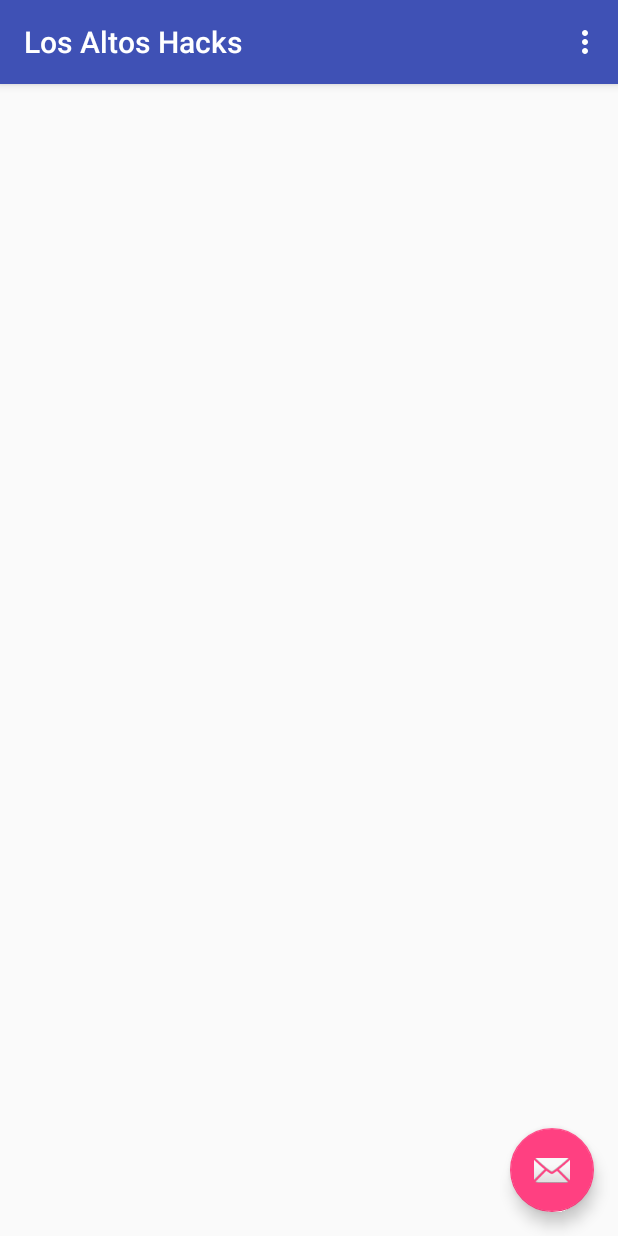
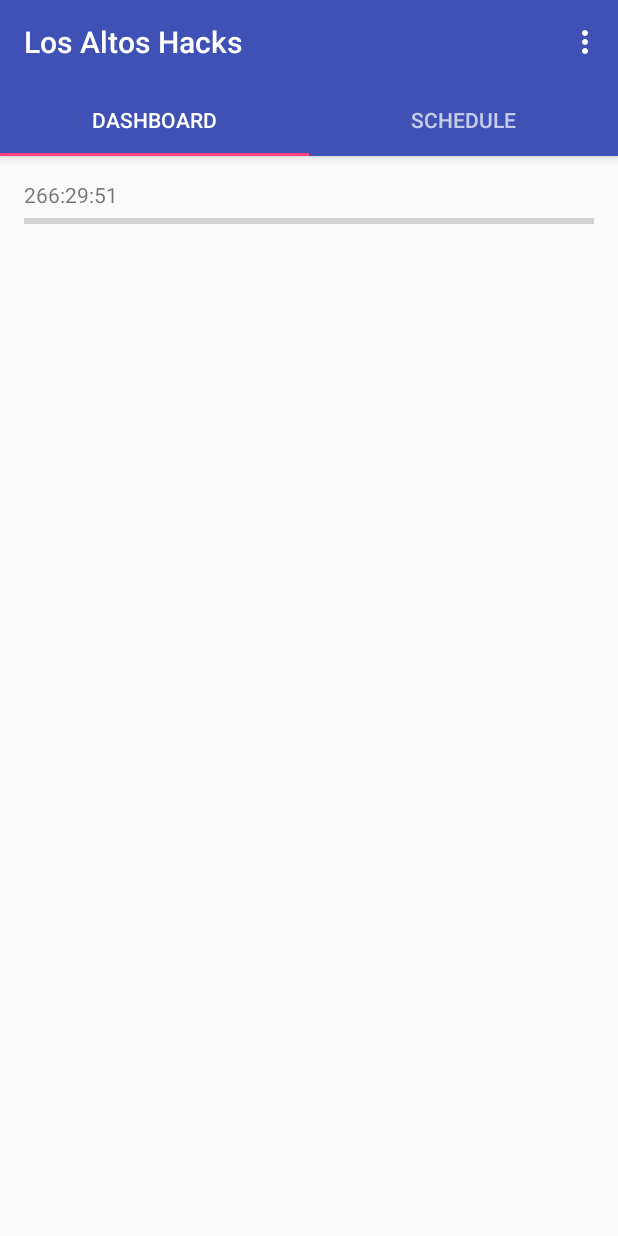
Before and after one commit to LosAltosHacks/losaltoshacks-android, an Android app: the screen it shows after launch (MainActivity), on a phone screen of 412 x 824 dp. Run offline under Robolectric (Android 15) with nearby library versions, the light colour scheme and no system bars.

Commit message:
Add tabs

```diff
--- a/app/src/main/java/com/losaltoshacks/losaltoshacks/MainActivity.java
+++ b/app/src/main/java/com/losaltoshacks/losaltoshacks/MainActivity.java
@@ -1,8 +1,11 @@
 /*
  * Copyright (C) 2016, Los Altos Hacks Team
  *
- * This project is licensed under the ISC license. See the LICENSE file or
- * http://opensource.org/licenses/ISC for a copy.
+ * The following code is a derivative work of code from Suleiman Ali Shakir,
+ * which is licensed under the MIT License. This project is licensed under the
+ * ISC license. See the LICENSE file or http://opensource.org/licenses/ISC.
+ *
+ * Copyright (c) 2015 Suleiman Ali Shakir
  */
 
 package com.losaltoshacks.losaltoshacks;
@@ -11,8 +14,8 @@ import android.app.Dialog;
 import android.content.DialogInterface;
 import android.content.Intent;
 import android.os.Bundle;
-import android.support.design.widget.FloatingActionButton;
-import android.support.design.widget.Snackbar;
+import android.support.design.widget.TabLayout;
+import android.support.v4.view.ViewPager;
 import android.support.v7.app.AppCompatActivity;
 import android.support.v7.widget.Toolbar;
 import android.util.Log;
@@ -33,7 +36,20 @@ public class MainActivity extends AppCompatActivity {
         Toolbar toolbar = (Toolbar) findViewById(R.id.toolbar);
         setSupportActionBar(toolbar);
 
+        ViewPager viewPager = (ViewPager) findViewById(R.id.view_pager);
+        setupViewPager(viewPager);
+
+        TabLayout tabLayout = (TabLayout) findViewById(R.id.tab_layout);
+        tabLayout.setupWithViewPager(viewPager);
+
         checkIfPlayServicesAvailable();
+    }
+
+    private void setupViewPager(ViewPager viewPager) {
+        ViewPagerAdapter viewPagerAdapter = new ViewPagerAdapter(getSupportFragmentManager());
+        viewPagerAdapter.addFragment(new DashboardFragment(), "Dashboard");
+        viewPagerAdapter.addFragment(new ScheduleFragment(), "Schedule");
+        viewPager.setAdapter(viewPagerAdapter);
     }
 
     @Override
--- /dev/null
+++ b/app/src/main/java/com/losaltoshacks/losaltoshacks/ViewPagerAdapter.java
@@ -0,0 +1,42 @@
+/*
+ * Copyright (C) 2016, Los Altos Hacks Team
+ *
+ * The following code is a derivative work of code from Suleiman Ali Shakir,
+ * which is licensed under the MIT License. This project is licensed under the
+ * ISC license. See the LICENSE file or http://opensource.org/licenses/ISC.
+ *
+ * Copyright (c) 2015 Suleiman Ali Shakir
+ */
+
+package com.losaltoshacks.losaltoshacks;
+
+import android.support.v4.app.FragmentManager;
+import android.support.v4.app.Fragment;
+import android.support.v4.app.FragmentPagerAdapter;
+
+import java.util.ArrayList;
+import java.util.List;
+
+class ViewPagerAdapter extends FragmentPagerAdapter {
+    private final List<Fragment> mFragmentList = new ArrayList<>();
+    private final List<String> mFragmentTitleList = new ArrayList<>();
+    public ViewPagerAdapter(FragmentManager manager) {
+        super(manager);
+    }
+    @Override
+    public Fragment getItem(int position) {
+        return mFragmentList.get(position);
+    }
+    @Override
+    public int getCount() {
+        return mFragmentList.size();
+    }
+    public void addFragment(Fragment fragment, String title) {
+        mFragmentList.add(fragment);
+        mFragmentTitleList.add(title);
+    }
+    @Override
+    public CharSequence getPageTitle(int position) {
+        return mFragmentTitleList.get(position);
+    }
+}
--- a/app/src/main/res/layout/activity_main.xml
+++ b/app/src/main/res/layout/activity_main.xml
@@ -2,22 +2,34 @@
 <android.support.design.widget.CoordinatorLayout
     xmlns:android="http://schemas.android.com/apk/res/android"
     xmlns:app="http://schemas.android.com/apk/res-auto"
-    xmlns:tools="http://schemas.android.com/tools" android:layout_width="match_parent"
-    android:layout_height="match_parent" android:fitsSystemWindows="true"
+    xmlns:tools="http://schemas.android.com/tools"
+    android:layout_height="match_parent"
+    android:layout_width="match_parent"
+    android:fitsSystemWindows="true"
     tools:context=".MainActivity">
 
-    <android.support.design.widget.AppBarLayout android:layout_height="wrap_content"
-        android:layout_width="match_parent" android:theme="@style/AppTheme.AppBarOverlay">
+    <android.support.design.widget.AppBarLayout
+        android:layout_height="wrap_content"
+        android:layout_width="match_parent"
+        android:theme="@style/AppTheme.AppBarOverlay">
 
         <android.support.v7.widget.Toolbar android:id="@+id/toolbar"
-            android:layout_width="match_parent" android:layout_height="?attr/actionBarSize"
-            android:background="?attr/colorPrimary" app:popupTheme="@style/AppTheme.PopupOverlay" />
+            android:layout_height="?attr/actionBarSize"
+            android:layout_width="match_parent"
+            android:background="?attr/colorPrimary"
+            app:popupTheme="@style/AppTheme.PopupOverlay" />
+
+        <android.support.design.widget.TabLayout
+            android:id="@+id/tab_layout"
+            android:layout_width="match_parent"
+            android:layout_height="wrap_content"/>
 
     </android.support.design.widget.AppBarLayout>
 
-    <android.support.design.widget.FloatingActionButton android:id="@+id/fab"
-        android:layout_width="wrap_content" android:layout_height="wrap_content"
-        android:layout_gravity="bottom|end" android:layout_margin="@dimen/fab_margin"
-        android:src="@android:drawable/ic_dialog_email" />
+    <android.support.v4.view.ViewPager
+        android:id="@+id/view_pager"
+        android:layout_width="match_parent"
+        android:layout_height="match_parent"
+        app:layout_behavior="@string/appbar_scrolling_view_behavior"/>
 
 </android.support.design.widget.CoordinatorLayout>
```
Also changed, not shown: 2 other files.
